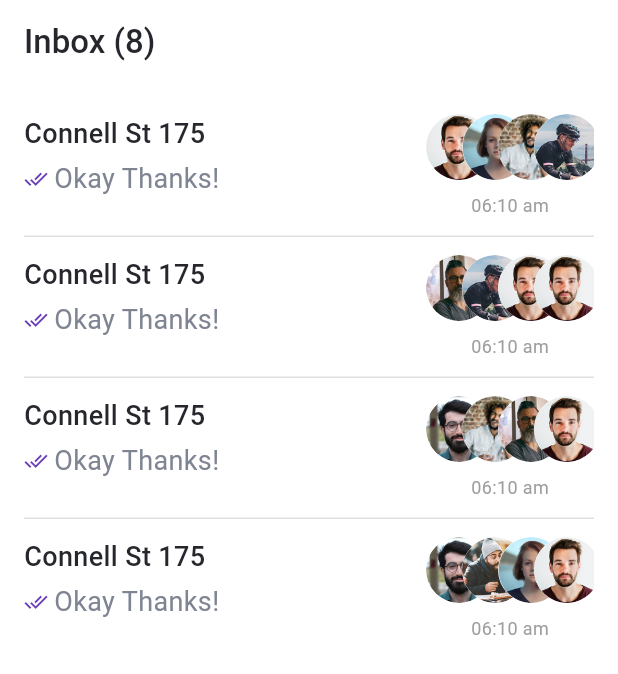
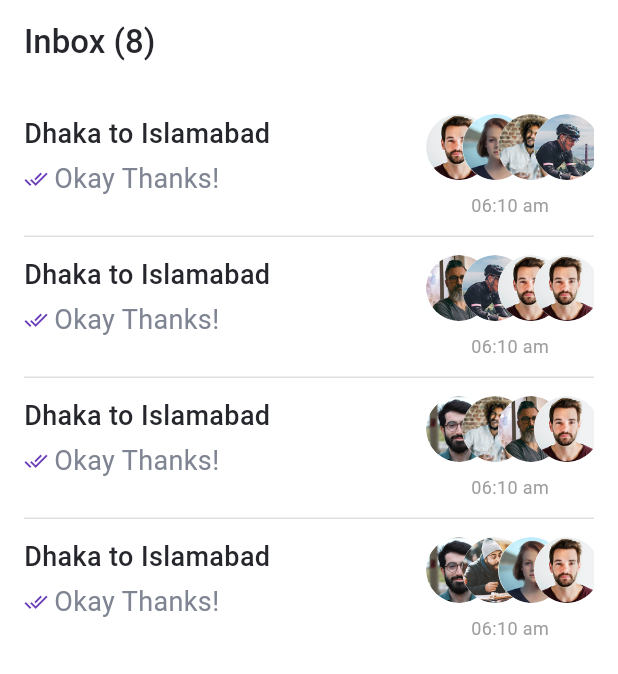
Before and after one commit to FSDTeam-SAA/flutter_ttrueno, a Flutter app: the InboxScreen screen opened directly, on a phone screen of 412 x 824 dp. Shown: the top 674 px of the screen. Run offline on Flutter 3.47's test engine with Material 3 defaults, Android fonts, the phone set to English and light mode, and no system bars; our stand-ins replace flutter_rating_bar, image_picker, pin_code_fields; Roboto replaces fonts that are missing (NotoSansKR).

Commit message:
Ui fixup

```diff
--- a/lib/features/message/presentation/screen/inbox_screen.dart
+++ b/lib/features/message/presentation/screen/inbox_screen.dart
@@ -56,7 +56,7 @@ class InboxScreen extends StatelessWidget {
                       crossAxisAlignment: CrossAxisAlignment.start,
                       children: [
                         Text(
-                          'Connell St 175',
+                          'Dhaka to Islamabad',
                           style: AppText.lgMedium_18_500.copyWith(
                             color: AppColors.primaryTextblack,
                           ),
```
Also changed, not shown: lib/features/booking/presentation/widget/active_widget.dart (+17 -9 lines), 1 other file.
